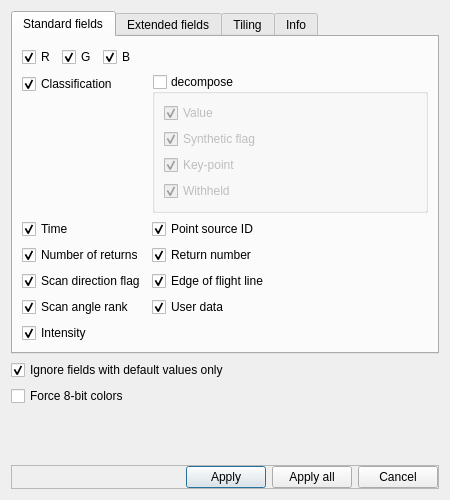
The window that libs/qCC_io/ui_templates/openLASFileDlg.ui (CloudCompare/CloudCompare) describes before a commit, drawn with Qt 5.
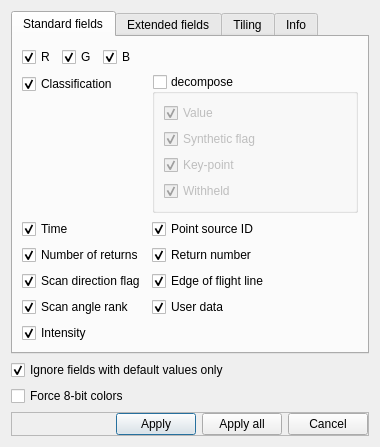
The same window after the commit.

Commit message: Dialog size reduced

```diff
--- a/libs/qCC_io/ui_templates/openLASFileDlg.ui
+++ b/libs/qCC_io/ui_templates/openLASFileDlg.ui
@@ -6,8 +6,8 @@
    <rect>
     <x>0</x>
     <y>0</y>
-    <width>450</width>
-    <height>500</height>
+    <width>380</width>
+    <height>420</height>
    </rect>
   </property>
   <property name="windowTitle">
```
Left out of the diff: 130 changed lines with no effect on the pictures.
